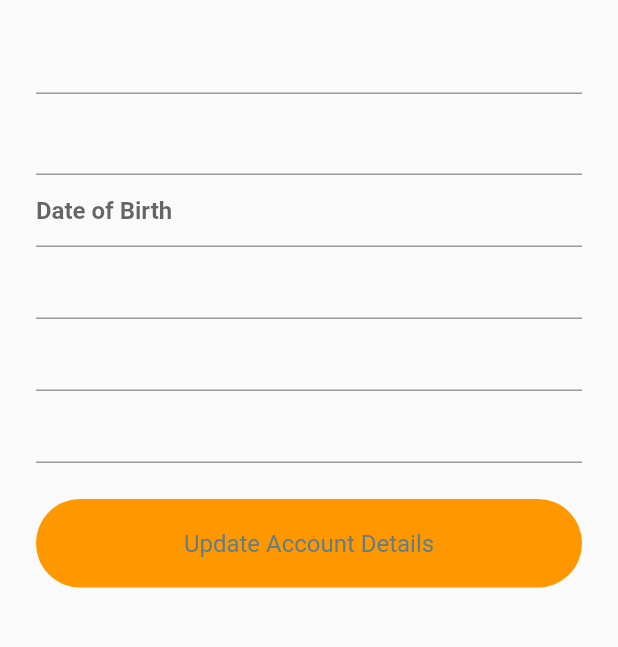
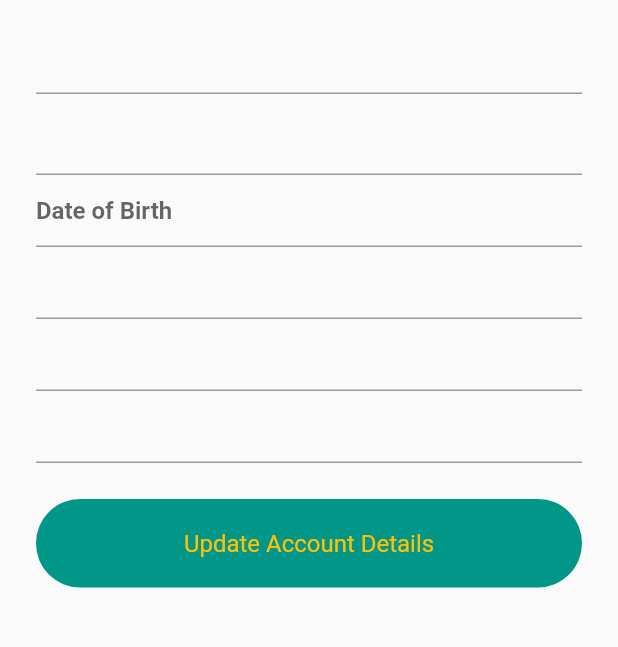
Before and after one commit to RohitPrajapati9593/QuizzerApp, a Flutter app: the AccountDetails screen opened directly, on a phone screen of 412 x 824 dp, the part 62-709 px from its top. Run offline on Flutter 3.47's test engine with Material 2 defaults, Android fonts, the phone set to English and light mode, and no system bars; our stand-ins replace cloud_firestore, firebase_auth, firebase_core, random_string, shared_preferences; missing offline and left inert: contactus; accounts and stored records are empty.

Commit message:
First Commit

```diff
--- a/lib/views/account_details.dart
+++ b/lib/views/account_details.dart
@@ -5,6 +5,15 @@ import 'package:flutterfierbase_demo/helper/constants.dart';
 import 'package:flutterfierbase_demo/services/database.dart';
 import 'package:flutterfierbase_demo/widget/widget.dart';
 import 'package:flutterfierbase_demo/views/side_bar.dart';
+import 'package:flutter/material.dart';
+import 'package:intl/intl.dart';
+// import 'package:quizmaker/helper/constants.dart';
+// import 'package:quizmaker/models/account.dart';
+// // import 'package:quizmaker/services/auth.dart';
+// import 'package:quizmaker/services/database.dart';
+// import 'package:quizmaker/views/side_bar.dart';
+// import 'package:quizmaker/widget/widget.dart';
+
 class AccountDetails extends StatefulWidget {
   const AccountDetails({Key? key}) : super(key: key);
 
@@ -158,7 +167,7 @@ class _AccountDetailsState extends State<AccountDetails> {
                         hintText: userDetails[5],
                         hintStyle: TextStyle(
                           fontWeight: FontWeight.bold,
-                                color: Colors.greenAccent,
+                          color: Colors.brown,
                         )),
                     readOnly: true,
                   ),
@@ -169,14 +178,14 @@ class _AccountDetailsState extends State<AccountDetails> {
                             hintText: userDetails[6],
                             hintStyle: TextStyle(
                               fontWeight: FontWeight.bold,
-                                    color: Colors.greenAccent,
+                              color: Colors.brown,
                             )),
                         validator: (val) {
                           return val == null ? "Selec a Semester" : null;
                         },
                         style: TextStyle(
                           fontWeight: FontWeight.bold,
-                                  color: Colors.greenAccent,
+                          color: Colors.brown,
                         ),
                         items: <String>[
                           "1",
@@ -222,12 +231,12 @@ class _AccountDetailsState extends State<AccountDetails> {
                       padding: EdgeInsets.symmetric(
                           horizontal: 24, vertical: 20),
                       decoration: BoxDecoration(
-                                  color: Colors.orange,
+                          color: Colors.teal,
                           borderRadius: BorderRadius.circular(30)),
                       child: Text(
                         "Update Account Details",
                         style: TextStyle(
-                                    fontSize: 16, color: Colors.blueGrey),
+                            fontSize: 16, color: Colors.amber),
                       ),
                     ),
                   ),
--- a/lib/views/home.dart
+++ b/lib/views/home.dart
@@ -38,6 +38,7 @@ class _HomeState extends State<Home> {
                         var docs = snapshot.data.docs;
                         final data = docs[index].data();
                         final id = docs[index].id;
+
                         return QuizTile(
                           role: role,
                           noOfQuestions: snapshot.data!.docs.length,
--- a/lib/views/side_bar.dart
+++ b/lib/views/side_bar.dart
@@ -39,7 +39,7 @@ class _SideBarState extends State<SideBar> {
           DrawerHeader(
             decoration: BoxDecoration(
               image: DecorationImage(
-                  image: AssetImage("black_panther.jpg"), fit: BoxFit.cover),
+                  image: AssetImage("assets/black_panther.jpg"), fit: BoxFit.cover),
             ),
             child: Container(
               child: Column(
--- a/lib/widget/about.dart
+++ b/lib/widget/about.dart
@@ -46,8 +46,8 @@ debugShowCheckedModeBanner: false,
               companyName: 'Quizzer',
               phoneNumber: '+91875878769',
               dividerThickness: 2,
-              website: 'https://github.com/Siddhu2543/quizmakerapp',
-              githubUserName: 'Siddhu2543/quizmakerapp',
+              website: 'https://github.com/RohitPrajapati9593/QuizzerApp/tree/master',
+              githubUserName: 'RohitPrajapati9593/QuizzerApp',
               tagLine: 'Flutter Firebase Project',
             ),
           ],
--- a/pubspec.yaml
+++ b/pubspec.yaml
@@ -72,7 +72,7 @@ flutter:
 
   # To add assets to your application, add an assets section, like this:
   assets:
-     - assets/black_panther.jpg
+     - assets/
   #   - images/a_dot_ham.jpeg
 
   # An image asset can refer to one or more resolution-specific "variants", see
```
Also changed, not shown: 1 other file. Lines whose indentation alone changed are shown as unchanged.
